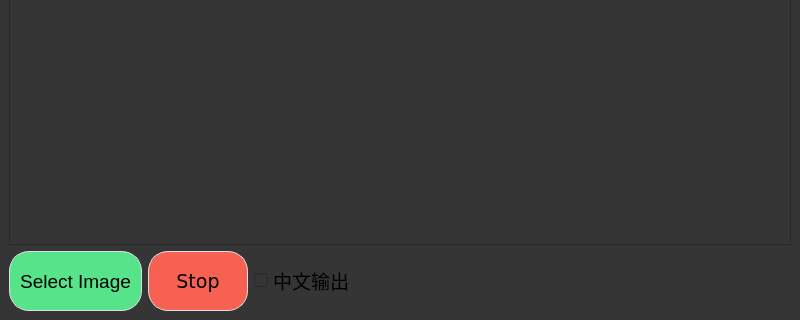
Old version of the form qtproj/LLM-Chat/mainwindow.ui in the repository AXERA-TECH/ax-llm; both pictures show x 0 to 800 and y 280 to 600 of the 800 by 600 pixel window.
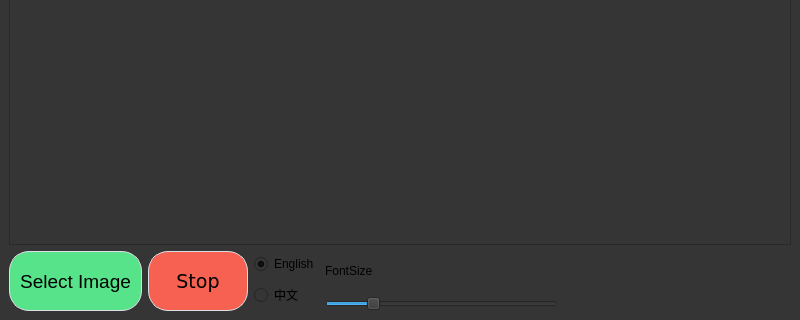
New version of the form. Custom widgets are drawn as their Qt base class.

```diff
--- a/qtproj/LLM-Chat/mainwindow.ui
+++ b/qtproj/LLM-Chat/mainwindow.ui
@@ -73,7 +73,7 @@
        </widget>
       </item>
       <item>
-       <layout class="QHBoxLayout" name="horizontalLayout" stretch="0,0,0,0">
+       <layout class="QHBoxLayout" name="horizontalLayout" stretch="0,0,0,0,0">
         <item>
          <widget class="QPushButton" name="btn_ask">
           <property name="minimumSize">
@@ -159,16 +159,72 @@
          </widget>
         </item>
         <item>
-         <widget class="QCheckBox" name="ckbox_chinese">
-          <property name="font">
-           <font>
-            <pointsize>14</pointsize>
-           </font>
-          </property>
-          <property name="text">
-           <string>中文输出</string>
-          </property>
-         </widget>
+         <layout class="QVBoxLayout" name="verticalLayout_2">
+          <item>
+           <widget class="QRadioButton" name="ck_en">
+            <property name="text">
+             <string>English</string>
+            </property>
+            <property name="checked">
+             <bool>true</bool>
+            </property>
+           </widget>
+          </item>
+          <item>
+           <widget class="QRadioButton" name="ck_ch">
+            <property name="text">
+             <string>中文</string>
+            </property>
+            <property name="checked">
+             <bool>false</bool>
+            </property>
+           </widget>
+          </item>
+         </layout>
+        </item>
+        <item>
+         <layout class="QVBoxLayout" name="verticalLayout_3">
+          <item>
+           <layout class="QHBoxLayout" name="horizontalLayout_3">
+            <item>
+             <widget class="QLabel" name="label">
+              <property name="text">
+               <string>FontSize</string>
+              </property>
+             </widget>
+            </item>
+            <item>
+             <spacer name="horizontalSpacer_2">
+              <property name="orientation">
+               <enum>Qt::Horizontal</enum>
+              </property>
+              <property name="sizeHint" stdset="0">
+               <size>
+                <width>40</width>
+                <height>20</height>
+               </size>
+              </property>
+             </spacer>
+            </item>
+           </layout>
+          </item>
+          <item>
+           <widget class="QSlider" name="horizontalSlider">
+            <property name="minimum">
+             <number>14</number>
+            </property>
+            <property name="maximum">
+             <number>100</number>
+            </property>
+            <property name="value">
+             <number>30</number>
+            </property>
+            <property name="orientation">
+             <enum>Qt::Horizontal</enum>
+            </property>
+           </widget>
+          </item>
+         </layout>
         </item>
         <item>
          <spacer name="horizontalSpacer">
```
Left out of the diff: 2 changed lines with no effect on the pictures.
